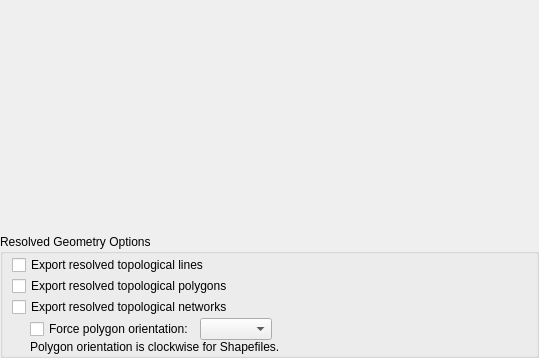
Old version of the form src/qt-widgets/ExportResolvedTopologyOptionsWidgetUi.ui in the repository GPlates/GPlates.
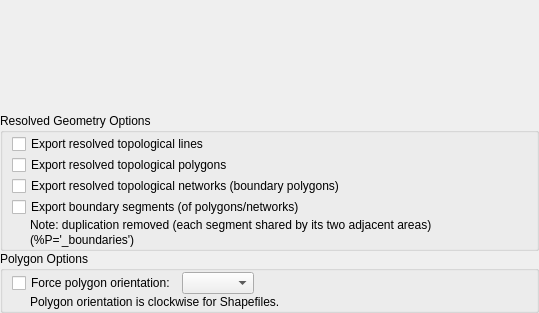
New version of the form.

```diff
--- a/src/qt-widgets/ExportResolvedTopologyOptionsWidgetUi.ui
+++ b/src/qt-widgets/ExportResolvedTopologyOptionsWidgetUi.ui
@@ -7,7 +7,7 @@
     <x>0</x>
     <y>0</y>
     <width>539</width>
-    <height>358</height>
+    <height>313</height>
    </rect>
   </property>
   <property name="windowTitle">
@@ -58,15 +58,22 @@
       <item>
        <widget class="QCheckBox" name="export_resolved_networks_checkbox">
         <property name="text">
-         <string>Export resolved topological networks</string>
+         <string>Export resolved topological networks (boundary polygons)</string>
         </property>
        </widget>
       </item>
       <item>
-       <widget class="QWidget" name="polygon_options" native="true">
-        <layout class="QVBoxLayout" name="verticalLayout_3">
+       <widget class="QCheckBox" name="export_resolved_boundary_segments_checkbox">
+        <property name="text">
+         <string>Export boundary segments (of polygons/networks)</string>
+        </property>
+       </widget>
+      </item>
+      <item>
+       <widget class="QWidget" name="boundary_segments_widget" native="true">
+        <layout class="QVBoxLayout" name="verticalLayout_4">
          <property name="spacing">
-          <number>0</number>
+          <number>1</number>
          </property>
          <property name="leftMargin">
           <number>18</number>
@@ -81,6 +88,44 @@
           <number>0</number>
          </property>
          <item>
+          <widget class="QLabel" name="boundary_segments_description_label">
+           <property name="text">
+            <string>Note: duplication removed (each segment shared by its two adjacent areas)</string>
+           </property>
+          </widget>
+         </item>
+         <item>
+          <widget class="QLabel" name="boundary_segments_placeholder_label">
+           <property name="text">
+            <string>(%P='_boundaries')</string>
+           </property>
+           <property name="indent">
+            <number>-1</number>
+           </property>
+          </widget>
+         </item>
+        </layout>
+       </widget>
+      </item>
+     </layout>
+    </widget>
+   </item>
+   <item>
+    <widget class="QGroupBox" name="polygon_options">
+     <property name="title">
+      <string>Polygon Options</string>
+     </property>
+     <layout class="QVBoxLayout" name="verticalLayout_5">
+      <property name="spacing">
+       <number>1</number>
+      </property>
+      <property name="topMargin">
+       <number>1</number>
+      </property>
+      <property name="bottomMargin">
+       <number>1</number>
+      </property>
+      <item>
           <widget class="QWidget" name="non_shapefile_polygon_options" native="true">
            <layout class="QHBoxLayout" name="horizontalLayout_2">
             <property name="spacing">
@@ -120,15 +165,20 @@
            <property name="text">
             <string>Polygon orientation is clockwise for Shapefiles.</string>
            </property>
+        <property name="indent">
+         <number>18</number>
+        </property>
           </widget>
          </item>
         </layout>
        </widget>
       </item>
      </layout>
-    </widget>
-   </item>
-  </layout>
+  <zorder>widget_shapefile_dateline_wrap</zorder>
+  <zorder>widget_file_options</zorder>
+  <zorder>resolved_geometry_options</zorder>
+  <zorder>polygon_options</zorder>
+  <zorder>polygon_options</zorder>
  </widget>
  <resources>
   <include location="../qt-resources/qt_widgets.qrc"/>
```
Lines whose indentation alone changed are shown as unchanged.
